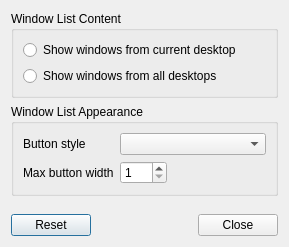
This is plugin-taskbar/razortaskbarconfiguration.ui in lxqt/lxqt-panel as Qt 5 draws it before an edit. The edited form follows.
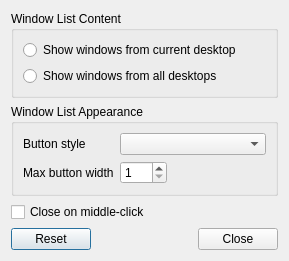
This is the edited form.

Commit message:
Make close-on-middle-click optional
It's too easy to close an important window.

Diff of the .ui file:
```diff
--- a/plugin-taskbar/razortaskbarconfiguration.ui
+++ b/plugin-taskbar/razortaskbarconfiguration.ui
@@ -85,6 +85,13 @@
      </layout>
     </widget>
    </item>
+   <item>
+    <widget class="QCheckBox" name="middleClickCB">
+     <property name="text">
+      <string>Close on middle-click</string>
+     </property>
+    </widget>
+   </item>
    <item>
     <spacer name="verticalSpacer">
      <property name="orientation">
```
Left out of the diff: 4 changed lines with no effect on the pictures. The commit also changes 5 other files.
